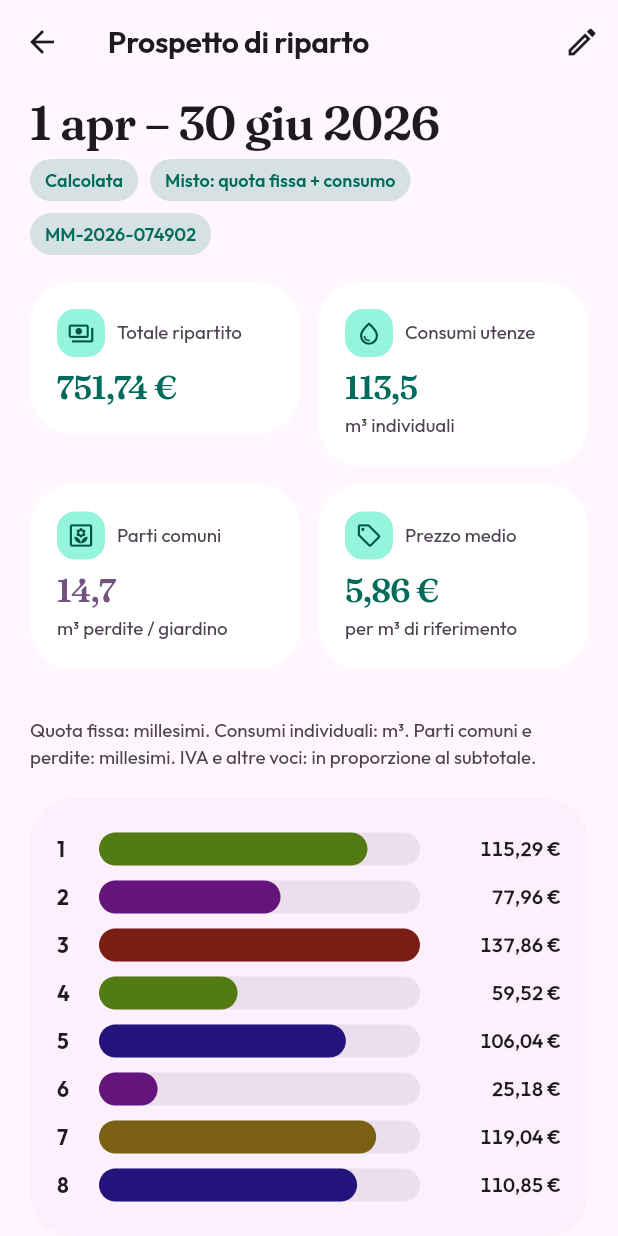
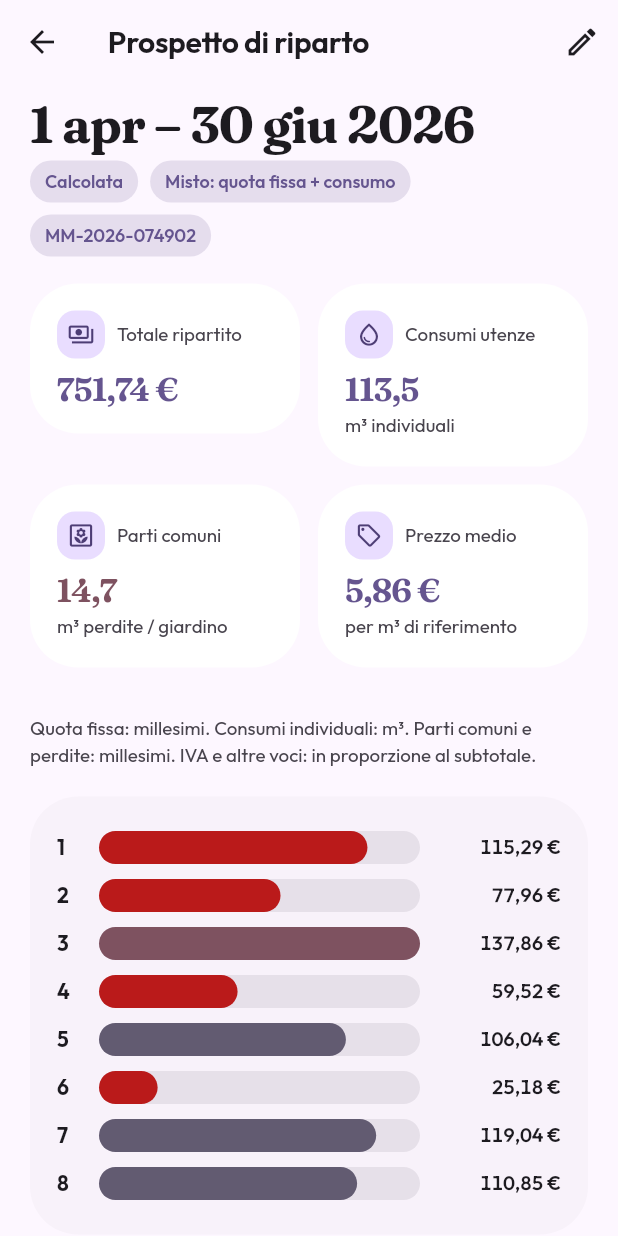
Before and after one commit to FrankVan1982/idroriparto, a Flutter app: the screen it shows after launch, after a tap on "Apri l’esempio di Milano", after a tap on "Apri prospetto", on a phone screen of 412 x 824 dp. Run offline on Flutter 3.47's test engine with Material 3 defaults, Android fonts, the phone set to English and light mode, and no system bars; drawn by our look-alikes of dynamic_color; our stand-ins replace pdf, printing, shared_preferences.

Commit message:
Fix Material You e motion Expressive
Usa lo ColorScheme di sistema intero (niente fromSeed + variante
expressive che ruotava la tinta). Animazioni a molla smorzata e
fade-through al posto dello slide elastico.

```diff
--- a/lib/main.dart
+++ b/lib/main.dart
@@ -32,16 +32,10 @@ class IdroRipartoApp extends StatelessWidget {
           return DynamicColorBuilder(
             builder: (lightDynamic, darkDynamic) {
               final light = AppTheme.from(
-                AppTheme.schemeFor(
-                  Brightness.light,
-                  seed: lightDynamic?.primary,
-                ),
+                AppTheme.materialYou(lightDynamic, Brightness.light),
               );
               final dark = AppTheme.from(
-                AppTheme.schemeFor(
-                  Brightness.dark,
-                  seed: darkDynamic?.primary ?? lightDynamic?.primary,
-                ),
+                AppTheme.materialYou(darkDynamic, Brightness.dark),
               );
               return MaterialApp(
                 title: 'IdroRiparto',
@@ -57,9 +51,11 @@ class IdroRipartoApp extends StatelessWidget {
                   GlobalCupertinoLocalizations.delegate,
                 ],
                 home: AnimatedSwitcher(
-                  duration: AppMotion.dSpatial,
-                  switchInCurve: AppMotion.spatialEmphasized,
+                  duration: AppMotion.dEffects,
+                  switchInCurve: AppMotion.effects,
                   switchOutCurve: AppMotion.effects,
+                  transitionBuilder: (child, anim) =>
+                      FadeTransition(opacity: anim, child: child),
                   child: !store.ready
                       ? const _Boot(key: ValueKey('boot'))
                       : store.condominio == null
--- a/lib/screens/dashboard_screen.dart
+++ b/lib/screens/dashboard_screen.dart
@@ -401,7 +401,7 @@ class _BillsBars extends StatelessWidget {
                           context,
                           Duration(milliseconds: 520 + i * 70),
                         ),
-                        curve: AppMotion.spatialEmphasized,
+                        curve: AppMotion.spatial,
                         builder: (context, t, _) {
                           return FractionallySizedBox(
                             heightFactor: t,
--- a/lib/screens/settings_screen.dart
+++ b/lib/screens/settings_screen.dart
@@ -166,8 +166,8 @@ class SettingsScreen extends StatelessWidget {
                         'in assenza di contatori, consumo effettivo quando i sottocontatori '
                         'sono installati, e criterio misto (quota fissa + m³ + parti comuni) '
                         'quando l’assemblea lo delibera.\n\n'
-                        'I colori seguono il sistema (Material You su Android 12+, '
-                        'tema chiaro/scuro del dispositivo). '
+                        'Su Android 12+ i colori sono quelli di Material You '
+                        '(sfondo e accento del telefono), usati così come li dà il sistema. '
                         'I dati restano sul dispositivo. Non è un parere legale: il regolamento '
                         'contrattuale o una delibera possono imporre un criterio diverso.',
                       ),
--- a/lib/screens/shell.dart
+++ b/lib/screens/shell.dart
@@ -46,21 +46,11 @@ class _AppShellState extends State<AppShell> {
     ];
 
     final body = AnimatedSwitcher(
-      duration: AppMotion.of(context, AppMotion.dSpatial),
-      switchInCurve: AppMotion.spatialEmphasized,
+      duration: AppMotion.of(context, AppMotion.dEffects),
+      switchInCurve: AppMotion.effects,
       switchOutCurve: AppMotion.effects,
-      transitionBuilder: (child, anim) {
-        return FadeTransition(
-          opacity: anim,
-          child: SlideTransition(
-            position: Tween<Offset>(
-              begin: const Offset(0, 0.018),
-              end: Offset.zero,
-            ).animate(anim),
-            child: child,
-          ),
-        );
-      },
+      transitionBuilder: (child, anim) =>
+          FadeTransition(opacity: anim, child: child),
       child: KeyedSubtree(key: ValueKey(index), child: pages[index]),
     );
 
--- a/lib/theme/app_theme.dart
+++ b/lib/theme/app_theme.dart
@@ -1,20 +1,19 @@
 import 'package:flutter/material.dart';
 import 'package:flutter/services.dart';
 
-/// Seed di fallback Material 3 (quando il sistema non espone un accento).
+/// Seed solo se il sistema non offre Material You (web, desktop, Android < 12).
 const kFallbackSeed = Color(0xFF6750A4);
 
-/// Palette e tema derivati solo da [ColorScheme] (Material You / accento OS).
+/// Tinte per le unità: restano dentro la palette You, senza ruotare la tinta.
 class SchemeInk {
   static Color forUnit(ColorScheme s, String id) {
-    final hsl = HSLColor.fromColor(s.primary);
-    final step = id.hashCode.abs() % 8;
-    final hue = (hsl.hue + step * 39) % 360;
-    final sat = (hsl.saturation * 0.85 + 0.18).clamp(0.32, 0.72);
-    final light = s.brightness == Brightness.dark
-        ? (hsl.lightness.clamp(0.52, 0.72))
-        : (hsl.lightness.clamp(0.28, 0.46));
-    return hsl.withHue(hue).withSaturation(sat).withLightness(light).toColor();
+    final palette = <Color>[
+      s.primary,
+      s.tertiary,
+      s.secondary,
+      s.error,
+    ];
+    return palette[id.hashCode.abs() % palette.length];
   }
 }
 
@@ -22,22 +21,27 @@ class AppTheme {
   static const outfit = 'Outfit';
   static const fraunces = 'Fraunces';
 
-  static ColorScheme schemeFor(Brightness brightness, {Color? seed}) {
+  /// Material You vero: usa lo schema di sistema intero.
+  /// Non passare da [ColorScheme.fromSeed] + variante expressive:
+  /// quella ruota la tinta e cancella il wallpaper.
+  static ColorScheme materialYou(
+    ColorScheme? system,
+    Brightness brightness,
+  ) {
+    if (system != null) return system;
     return ColorScheme.fromSeed(
-      seedColor: seed ?? kFallbackSeed,
+      seedColor: kFallbackSeed,
       brightness: brightness,
-      dynamicSchemeVariant: DynamicSchemeVariant.expressive,
+      dynamicSchemeVariant: DynamicSchemeVariant.tonalSpot,
     );
   }
 
   static ThemeData from(ColorScheme scheme) {
     final isDark = scheme.brightness == Brightness.dark;
     final text = textTheme(scheme);
-    final pill = RoundedRectangleBorder(
-      borderRadius: BorderRadius.circular(999),
-    );
+    const pill = StadiumBorder();
     final xl = RoundedRectangleBorder(
-      borderRadius: BorderRadius.circular(28),
+      borderRadius: BorderRadius.circular(32),
     );
     return ThemeData(
       useMaterial3: true,
@@ -48,6 +52,16 @@ class AppTheme {
       scaffoldBackgroundColor: scheme.surface,
       splashFactory: InkRipple.splashFactory,
       visualDensity: VisualDensity.standard,
+      pageTransitionsTheme: const PageTransitionsTheme(
+        builders: {
+          TargetPlatform.android: ZoomPageTransitionsBuilder(),
+          TargetPlatform.iOS: ZoomPageTransitionsBuilder(),
+          TargetPlatform.macOS: ZoomPageTransitionsBuilder(),
+          TargetPlatform.linux: ZoomPageTransitionsBuilder(),
+          TargetPlatform.windows: ZoomPageTransitionsBuilder(),
+          TargetPlatform.fuchsia: ZoomPageTransitionsBuilder(),
+        },
+      ),
       appBarTheme: AppBarTheme(
         backgroundColor: scheme.surface,
         foregroundColor: scheme.onSurface,
@@ -100,20 +114,20 @@ class AppTheme {
         style: FilledButton.styleFrom(
           backgroundColor: scheme.primary,
           foregroundColor: scheme.onPrimary,
-          minimumSize: const Size(48, 52),
-          padding: const EdgeInsets.symmetric(horizontal: 22, vertical: 14),
+          minimumSize: const Size(48, 56),
+          padding: const EdgeInsets.symmetric(horizontal: 24, vertical: 14),
           shape: pill,
-          textStyle: vf(outfit, 15, 580, scheme.onPrimary),
+          textStyle: vf(outfit, 16, 600, scheme.onPrimary),
         ),
       ),
       outlinedButtonTheme: OutlinedButtonThemeData(
         style: OutlinedButton.styleFrom(
           foregroundColor: scheme.onSurface,
-          minimumSize: const Size(48, 52),
-          padding: const EdgeInsets.symmetric(horizontal: 20, vertical: 14),
+          minimumSize: const Size(48, 56),
+          padding: const EdgeInsets.symmetric(horizontal: 22, vertical: 14),
           shape: pill,
           side: BorderSide(color: scheme.outline),
-          textStyle: vf(outfit, 15, 560, scheme.onSurface),
+          textStyle: vf(outfit, 16, 560, scheme.onSurface),
         ),
       ),
       textButtonTheme: TextButtonThemeData(
@@ -128,7 +142,7 @@ class AppTheme {
         foregroundColor: scheme.onPrimaryContainer,
         elevation: 0,
         highlightElevation: 0,
-        shape: RoundedRectangleBorder(borderRadius: BorderRadius.circular(28)),
+        shape: RoundedRectangleBorder(borderRadius: BorderRadius.circular(16)),
         extendedTextStyle: vf(outfit, 15, 580, scheme.onPrimaryContainer),
       ),
       navigationBarTheme: NavigationBarThemeData(
@@ -136,12 +150,12 @@ class AppTheme {
         indicatorColor: scheme.secondaryContainer,
         indicatorShape: pill,
         elevation: 0,
-        height: 80,
+        height: 84,
         labelBehavior: NavigationDestinationLabelBehavior.alwaysShow,
         iconTheme: WidgetStateProperty.resolveWith((states) {
           final selected = states.contains(WidgetState.selected);
           return IconThemeData(
-            size: selected ? 26 : 24,
+            size: selected ? 28 : 24,
             color: selected
                 ? scheme.onSecondaryContainer
                 : scheme.onSurfaceVariant,
@@ -190,7 +204,7 @@ class AppTheme {
       segmentedButtonTheme: SegmentedButtonThemeData(
         style: ButtonStyle(
           visualDensity: VisualDensity.comfortable,
-          shape: WidgetStatePropertyAll(pill),
+          shape: const WidgetStatePropertyAll(pill),
         ),
       ),
     );
@@ -198,10 +212,10 @@ class AppTheme {
 
   static TextTheme textTheme(ColorScheme s) {
     return TextTheme(
-      displayLarge: display(s, 42, wght: 620, opsz: 48),
-      displayMedium: display(s, 32, wght: 600, opsz: 36),
-      headlineMedium: display(s, 26, wght: 600, opsz: 28),
-      headlineSmall: display(s, 22, wght: 580, opsz: 24),
+      displayLarge: display(s, 44, wght: 700, opsz: 48),
+      displayMedium: display(s, 34, wght: 680, opsz: 36),
+      headlineMedium: display(s, 28, wght: 660, opsz: 28),
+      headlineSmall: display(s, 22, wght: 640, opsz: 24),
       titleLarge: vf(outfit, 20, 640, s.onSurface, ls: -0.2),
       titleMedium: vf(outfit, 16, 580, s.onSurface),
       titleSmall: vf(outfit, 14, 580, s.onSurface),
@@ -222,13 +236,13 @@ class AppTheme {
     return TextStyle(
       fontFamily: fraunces,
       fontSize: size,
-      height: 1.12,
-      letterSpacing: -0.6,
+      height: 1.1,
+      letterSpacing: -0.7,
       color: s.onSurface,
       fontVariations: [
         FontVariation('wght', wght),
         FontVariation('opsz', opsz),
-        const FontVariation('SOFT', 35),
+        const FontVariation('SOFT', 40),
       ],
     );
   }
--- a/lib/theme/motion.dart
+++ b/lib/theme/motion.dart
@@ -1,16 +1,53 @@
+import 'dart:math' as math;
+
 import 'package:flutter/material.dart';
 import 'package:flutter/services.dart';
 
-/// Material 3 Expressive: molle spaziali (posizione) ed effects (colore/opacità).
+/// Molle Material 3 Expressive (massa = 1).
+/// Spatial = posizione/scala. Effects = opacità/colore (critica, niente rimbalzo).
+class M3SpringCurve extends Curve {
+  const M3SpringCurve({
+    required this.stiffness,
+    required this.dampingRatio,
+  });
+
+  static const spatial = M3SpringCurve(stiffness: 380, dampingRatio: 0.9);
+  static const spatialEmphasized = M3SpringCurve(
+    stiffness: 260,
+    dampingRatio: 0.86,
+  );
+  static const effects = M3SpringCurve(stiffness: 1600, dampingRatio: 1.0);
+
+  final double stiffness;
+  final double dampingRatio;
+
+  @override
+  double transformInternal(double t) {
+    if (t <= 0) return 0;
+    if (t >= 1) return 1;
+    final omega0 = math.sqrt(stiffness);
+    final zeta = dampingRatio;
+    final settle = 4.4 / (zeta * omega0);
+    final time = t * settle;
+    if (zeta >= 1) {
+      return 1 - (1 + omega0 * time) * math.exp(-omega0 * time);
+    }
+    final wd = omega0 * math.sqrt(1 - zeta * zeta);
+    final env = math.exp(-zeta * omega0 * time);
+    return 1 -
+        env * (math.cos(wd * time) + (zeta * omega0 / wd) * math.sin(wd * time));
+  }
+}
+
 class AppMotion {
-  static const spatial = Cubic(0.32, 0.72, 0, 1);
-  static const spatialEmphasized = Cubic(0.22, 1.18, 0.36, 1);
-  static const effects = Cubic(0.4, 0.0, 0.2, 1);
+  static const spatial = M3SpringCurve.spatial;
+  static const spatialEmphasized = M3SpringCurve.spatialEmphasized;
+  static const effects = M3SpringCurve.effects;
 
-  static const dFast = Duration(milliseconds: 180);
-  static const dEffects = Duration(milliseconds: 280);
-  static const dSpatial = Duration(milliseconds: 480);
-  static const dSlow = Duration(milliseconds: 640);
+  static const dFast = Duration(milliseconds: 160);
+  static const dEffects = Duration(milliseconds: 200);
+  static const dSpatial = Duration(milliseconds: 400);
+  static const dSlow = Duration(milliseconds: 520);
 
   static bool reduce(BuildContext context) =>
       MediaQuery.disableAnimationsOf(context);
@@ -18,37 +55,26 @@ class AppMotion {
   static Duration of(BuildContext context, Duration raw) =>
       reduce(context) ? Duration.zero : raw;
 
-  static void tap() {
-    HapticFeedback.selectionClick();
-  }
-
-  static void impact() {
-    HapticFeedback.lightImpact();
-  }
+  static void tap() => HapticFeedback.selectionClick();
+  static void impact() => HapticFeedback.lightImpact();
 }
 
+/// Transizione fade-through M3: niente slide elastico.
 class AppPageRoute<T> extends PageRouteBuilder<T> {
   AppPageRoute({required WidgetBuilder builder, super.settings})
     : super(
         pageBuilder: (context, animation, secondary) => builder(context),
-        transitionDuration: AppMotion.dSpatial,
-        reverseTransitionDuration: AppMotion.dEffects,
+        transitionDuration: AppMotion.dEffects,
+        reverseTransitionDuration: AppMotion.dFast,
         transitionsBuilder: (context, animation, secondary, child) {
           if (AppMotion.reduce(context)) return child;
-          final enter = CurvedAnimation(
+          final inFade = CurvedAnimation(
             parent: animation,
-            curve: AppMotion.spatialEmphasized,
-            reverseCurve: AppMotion.effects,
+            curve: AppMotion.effects,
           );
           return FadeTransition(
-            opacity: enter,
-            child: SlideTransition(
-              position: Tween<Offset>(
-                begin: const Offset(0.035, 0.02),
-                end: Offset.zero,
-              ).animate(enter),
-              child: child,
-            ),
+            opacity: inFade,
+            child: child,
           );
         },
       );
@@ -64,7 +90,7 @@ class Appear extends StatelessWidget {
     super.key,
     required this.child,
     this.index = 0,
-    this.slide = 18,
+    this.slide = 0,
   });
 
   final Widget child;
@@ -76,16 +102,17 @@ class Appear extends StatelessWidget {
     if (AppMotion.reduce(context)) return child;
     return TweenAnimationBuilder<double>(
       tween: Tween(begin: 0, end: 1),
-      duration: Duration(milliseconds: 380 + index * 55),
-      curve: AppMotion.spatialEmphasized,
+      duration: Duration(milliseconds: 200 + index * 24),
+      curve: AppMotion.effects,
       builder: (context, t, child) {
-        return Opacity(
-          opacity: t.clamp(0, 1),
-          child: Transform.translate(
+        Widget out = Opacity(opacity: t.clamp(0.0, 1.0), child: child);
+        if (slide != 0) {
+          out = Transform.translate(
             offset: Offset(0, (1 - t) * slide),
-            child: child,
-          ),
-        );
+            child: out,
+          );
+        }
+        return out;
       },
       child: child,
     );
--- a/lib/widgets/widgets.dart
+++ b/lib/widgets/widgets.dart
@@ -549,8 +549,8 @@ class UnitShareChart extends StatelessWidget {
                             ? 0
                             : (righe[i].totale / maxV).clamp(0, 1),
                       ),
-                      duration: AppMotion.of(context, AppMotion.dSlow),
-                      curve: AppMotion.spatialEmphasized,
+                      duration: AppMotion.of(context, AppMotion.dSpatial),
+                      curve: AppMotion.spatial,
                       builder: (context, t, _) {
                         return Stack(
                           children: [
```
